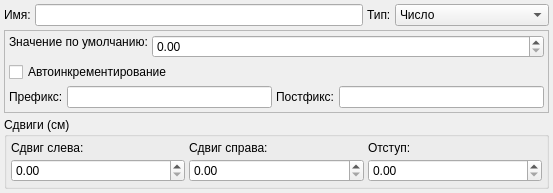
Before: the Qt Designer form src/main/columneditdialog.ui in Gris87/ProtocolCreator, drawn with Qt 5.
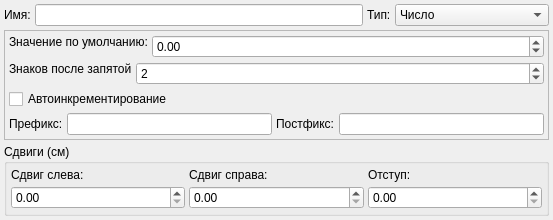
After: the same form once the commit is applied.

The edit to the form file:
```diff
--- a/src/main/columneditdialog.ui
+++ b/src/main/columneditdialog.ui
@@ -7,7 +7,7 @@
     <x>0</x>
     <y>0</y>
     <width>553</width>
-    <height>181</height>
+    <height>207</height>
    </rect>
   </property>
   <property name="windowTitle">
@@ -139,6 +139,45 @@
              <verstretch>0</verstretch>
             </sizepolicy>
            </property>
+           <property name="minimum">
+            <double>-2147483647.000000000000000</double>
+           </property>
+           <property name="maximum">
+            <double>2147483647.000000000000000</double>
+           </property>
+          </widget>
+         </item>
+        </layout>
+       </item>
+       <item>
+        <layout class="QHBoxLayout" name="horizontalLayout_8">
+         <property name="spacing">
+          <number>4</number>
+         </property>
+         <item>
+          <widget class="QLabel" name="integerNumberLabel">
+           <property name="text">
+            <string>Знаков после запятой</string>
+           </property>
+           <property name="alignment">
+            <set>Qt::AlignLeading|Qt::AlignLeft|Qt::AlignTop</set>
+           </property>
+          </widget>
+         </item>
+         <item>
+          <widget class="QDoubleSpinBox" name="integerNumberSpinBox">
+           <property name="sizePolicy">
+            <sizepolicy hsizetype="MinimumExpanding" vsizetype="Fixed">
+             <horstretch>0</horstretch>
+             <verstretch>0</verstretch>
+            </sizepolicy>
+           </property>
+           <property name="decimals">
+            <number>0</number>
+           </property>
+           <property name="value">
+            <double>2.000000000000000</double>
+           </property>
           </widget>
          </item>
         </layout>
```
Left out of the diff: 2 changed lines with no effect on the pictures.
